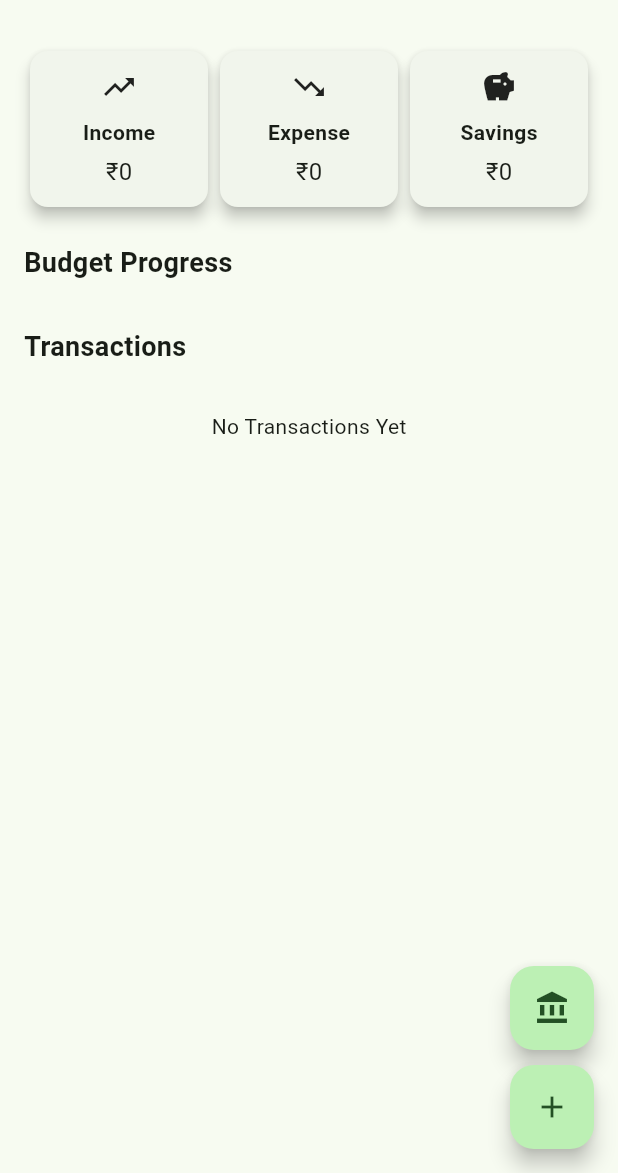
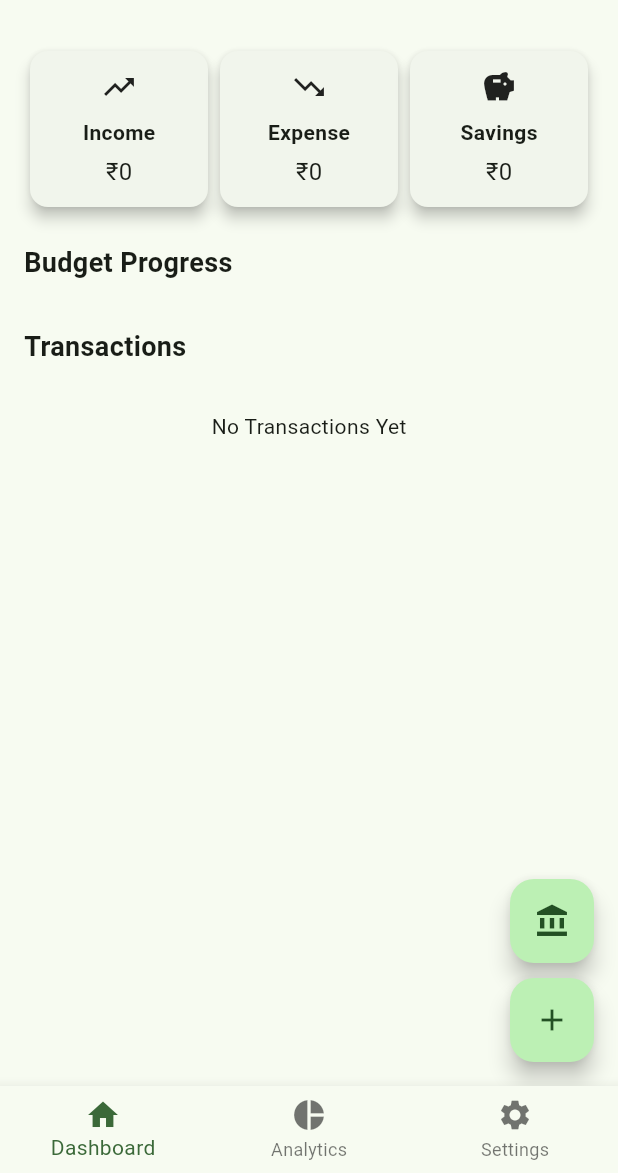
Before and after one commit to Kotesh-Learner/budget_tracker, a Flutter app: the screen it shows after launch, on a phone screen of 412 x 824 dp, the part 63-1236 px from its top. Run offline on Flutter 3.47's test engine with Material 3 defaults, Android fonts, the phone set to English and light mode, and no system bars; our stand-ins replace fl_chart, hive_flutter; accounts and stored records are empty.

Commit message:
Phase 5 added analytics and settings

```diff
--- a/lib/main.dart
+++ b/lib/main.dart
@@ -1,6 +1,6 @@
 import 'package:flutter/material.dart';
 
-import 'screens/dashboard_screen.dart';
+import 'screens/home_screen.dart';
 import 'services/storage_service.dart';
 
 Future<void> main() async {
@@ -23,7 +23,7 @@ class BudgetTrackerApp extends StatelessWidget {
         useMaterial3: true,
         colorSchemeSeed: Colors.green,
       ),
-      home: const DashboardScreen(),
+      home: const HomeScreen(),
     );
   }
 }
--- /dev/null
+++ b/lib/screens/home_screen.dart
@@ -0,0 +1,68 @@
+import 'package:flutter/material.dart';
+
+import 'analytics_screen.dart';
+import 'dashboard_screen.dart';
+import 'settings_screen.dart';
+
+class HomeScreen extends StatefulWidget {
+  const HomeScreen({super.key});
+
+  @override
+  State<HomeScreen> createState() =>
+      _HomeScreenState();
+}
+
+class _HomeScreenState
+    extends State<HomeScreen> {
+
+  int selectedIndex = 0;
+
+  final List<Widget> pages = const [
+
+    DashboardScreen(),
+
+    AnalyticsScreen(),
+
+    SettingsScreen(),
+  ];
+
+  @override
+  Widget build(BuildContext context) {
+
+    return Scaffold(
+
+      body: pages[selectedIndex],
+
+      bottomNavigationBar:
+          BottomNavigationBar(
+
+        currentIndex: selectedIndex,
+
+        onTap: (index) {
+
+          setState(() {
+            selectedIndex = index;
+          });
+        },
+
+        items: const [
+
+          BottomNavigationBarItem(
+            icon: Icon(Icons.home),
+            label: "Dashboard",
+          ),
+
+          BottomNavigationBarItem(
+            icon: Icon(Icons.pie_chart),
+            label: "Analytics",
+          ),
+
+          BottomNavigationBarItem(
+            icon: Icon(Icons.settings),
+            label: "Settings",
+          ),
+        ],
+      ),
+    );
+  }
+}
```
Also changed, not shown: lib/screens/analytics_screen.dart (added, +177 -0 lines), lib/screens/settings_screen.dart (added, +37 -0 lines).
